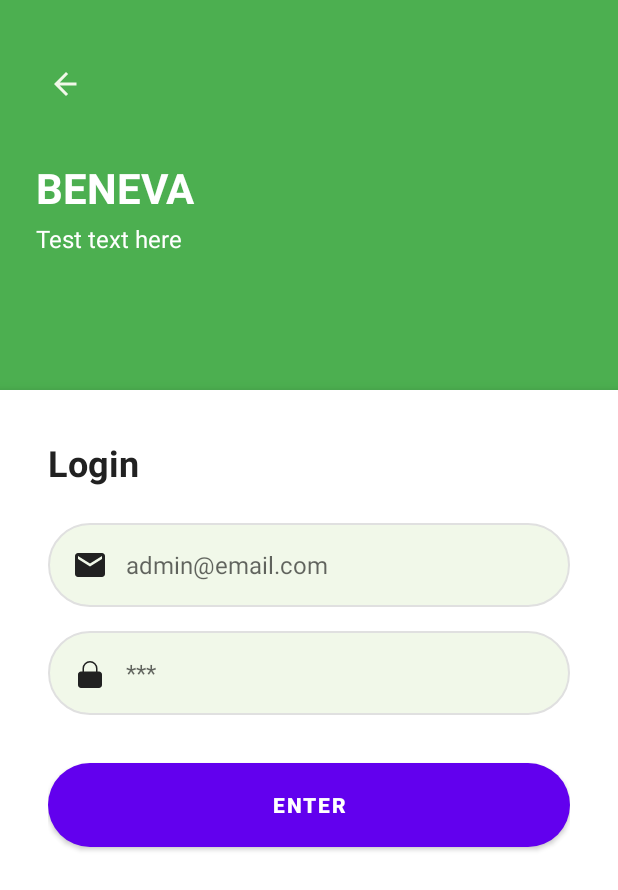
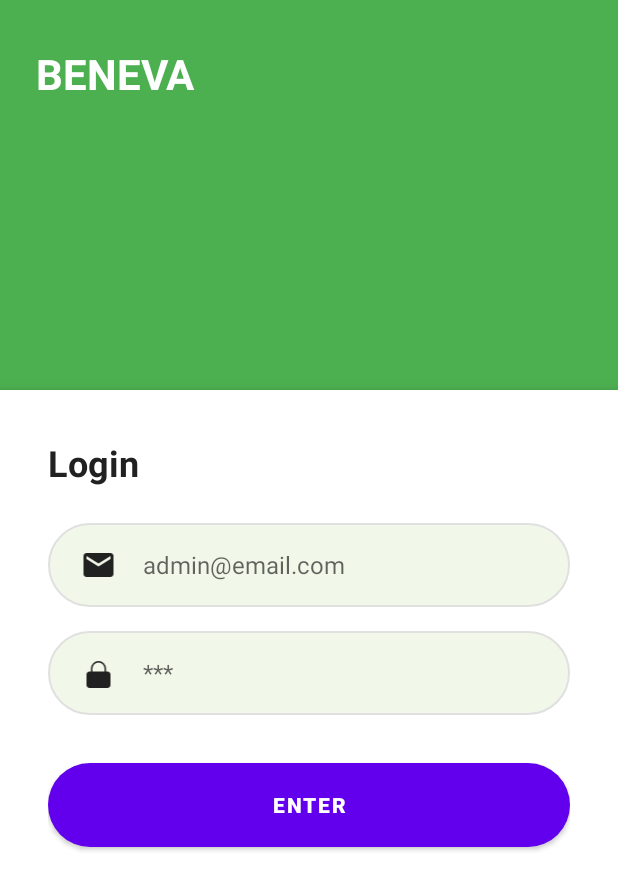
Before and after one commit to hrishabh1919/Beneva, an Android app: the layout login_activity.xml on its own in the app's theme, with its tools: preview values and no code run, on a phone screen of 412 x 824 dp. Shown: the top 890 px of the screen. Run offline under Robolectric (Android 15) with nearby library versions, the phone set to English and light mode, and no system bars.

Commit message:
runnable code

```diff
--- a/app/src/main/res/layout/login_activity.xml
+++ b/app/src/main/res/layout/login_activity.xml
@@ -1,4 +1,6 @@
 <RelativeLayout xmlns:android="http://schemas.android.com/apk/res/android"
+    xmlns:app="http://schemas.android.com/apk/res-auto"
+    xmlns:tools="http://schemas.android.com/tools"
     android:layout_width="match_parent"
     android:layout_height="match_parent"
     android:background="#f1f8e9">
@@ -9,50 +11,32 @@
         android:layout_width="match_parent"
         android:layout_height="340dp"
         android:background="#4caf50"
-        android:clipToOutline="true">
+        android:clipToOutline="true"
+        tools:targetApi="31">
 
         <!-- You may use a custom drawable for the curved effect or use a vector/shape background -->
-
-        <!-- Back Arrow -->
-        <ImageButton
-            android:id="@+id/back_button"
-            android:layout_width="40dp"
-            android:layout_height="40dp"
-            android:layout_marginTop="36dp"
-            android:layout_marginStart="24dp"
-            android:background="@android:color/transparent"
-            android:src="@drawable/ic_arrow_back_white"
-            android:tint="#F1F8E9" />
 
         <!-- App Name and Tagline -->
         <LinearLayout
             android:layout_width="wrap_content"
             android:layout_height="wrap_content"
             android:orientation="vertical"
-            android:layout_below="@id/back_button"
             android:layout_marginTop="30dp"
-            android:layout_marginStart="24dp">
+            android:layout_marginStart="24dp"
+            tools:ignore="UselessParent">
 
             <TextView
                 android:id="@+id/app_name"
-                android:layout_width="wrap_content"
-                android:layout_height="wrap_content"
-                android:text="BENEVA"
+                android:layout_width="match_parent"
+                android:layout_height="match_parent"
+                android:text="@string/beneva"
                 android:textColor="#FFFFFF"
+                android:textSize="28sp"
                 android:textStyle="bold"
-                android:textSize="28sp" />
+                tools:ignore="TextContrastCheck" />
 
-            <TextView
-                android:id="@+id/tagline"
-                android:layout_width="wrap_content"
-                android:layout_height="wrap_content"
-                android:text="Test text here"
-                android:textColor="#FFFFFF"
-                android:textSize="16sp"
-                android:layout_marginTop="4dp" />
         </LinearLayout>
 
-        <!-- Status bar icons are handled by the OS, not in layout -->
     </RelativeLayout>
 
     <!-- White Card for Login Form -->
@@ -70,14 +54,15 @@
         android:clipToOutline="true"
         android:layout_alignParentBottom="true"
         android:layout_alignParentStart="true"
-        android:layout_alignParentEnd="true">
+        android:layout_alignParentEnd="true"
+        tools:targetApi="31">
 
         <!-- Login Title -->
         <TextView
             android:id="@+id/login_title"
             android:layout_width="wrap_content"
             android:layout_height="wrap_content"
-            android:text="Login"
+            android:text="@string/login"
             android:textColor="#212121"
             android:textStyle="bold"
             android:textSize="24sp"
@@ -95,23 +80,27 @@
             android:paddingEnd="16dp">
 
             <ImageView
-                android:layout_width="24dp"
-                android:layout_height="24dp"
+                android:layout_width="35dp"
+                android:layout_height="wrap_content"
+                android:contentDescription="@string/email_icon"
                 android:src="@drawable/ic_email"
-                android:tint="#212121" />
+                app:tint="#212121" />
 
             <EditText
                 android:id="@+id/email_field"
                 android:layout_width="0dp"
                 android:layout_height="wrap_content"
                 android:layout_weight="1"
+                android:autofillHints=""
                 android:background="@android:color/transparent"
-                android:hint="admin@email.com"
+                android:hint="@string/admin_email_com"
+                android:inputType="textEmailAddress"
+                android:minHeight="48dp"
+                android:paddingStart="12dp"
+                android:paddingEnd="12dp"
                 android:textColor="#212121"
                 android:textSize="16sp"
-                android:inputType="textEmailAddress"
-                android:paddingStart="12dp"
-                android:paddingEnd="12dp" />
+                tools:ignore="VisualLintTextFieldSize" />
         </LinearLayout>
 
         <!-- Password Field -->
@@ -126,23 +115,27 @@
             android:paddingEnd="16dp">
 
             <ImageView
-                android:layout_width="24dp"
-                android:layout_height="24dp"
+                android:layout_height="wrap_content"
+                android:layout_width="35dp"
+                android:contentDescription="@string/password"
                 android:src="@drawable/ic_lock"
-                android:tint="#212121" />
+                app:tint="#212121" />
 
             <EditText
                 android:id="@+id/password_field"
                 android:layout_width="0dp"
                 android:layout_height="wrap_content"
                 android:layout_weight="1"
+                android:autofillHints=""
                 android:background="@android:color/transparent"
-                android:hint="***"
+                android:hint="@string/login_password"
+                android:inputType="textPassword"
+                android:minHeight="48dp"
+                android:paddingStart="12dp"
+                android:paddingEnd="12dp"
                 android:textColor="#212121"
                 android:textSize="16sp"
-                android:inputType="textPassword"
-                android:paddingStart="12dp"
-                android:paddingEnd="12dp" />
+                tools:ignore="VisualLintTextFieldSize,DuplicateSpeakableTextCheck" />
         </LinearLayout>
 
         <!-- Enter Button -->
@@ -150,12 +143,13 @@
             android:id="@+id/enter_button"
             android:layout_width="match_parent"
             android:layout_height="56dp"
-            android:text="Enter"
+            android:text="@string/enter"
             android:textColor="#FFFFFF"
             android:textStyle="bold"
             android:backgroundTint="#4caf50"
             android:layout_marginTop="8dp"
             android:layout_marginBottom="8dp"
-            android:background="@drawable/rounded_button_bg" />
+            android:background="@drawable/rounded_button_bg"
+            tools:ignore="VisualLintButtonSize" />
     </LinearLayout>
 </RelativeLayout>
--- a/app/src/main/res/values/strings.xml
+++ b/app/src/main/res/values/strings.xml
@@ -25,4 +25,8 @@
     <string name="alternatives_coming_soon">Alternative suggestions coming soon!</string>
     <string name="enter">Enter</string>
     <string name="password">***</string>
+    <string name="admin_email_com">admin@email.com</string>
+    <string name="login_password">***</string>
+    <string name="login">Login</string>
+    <string name="email_icon">email_icon</string>
 </resources>
```
Also changed, not shown: app/build.gradle (+11 -12 lines), app/src/main/java/com/example/beneva/SplashScreenActivity.kt (added, +21 -0 lines), gradle/libs.versions.toml (+28 -33 lines).
